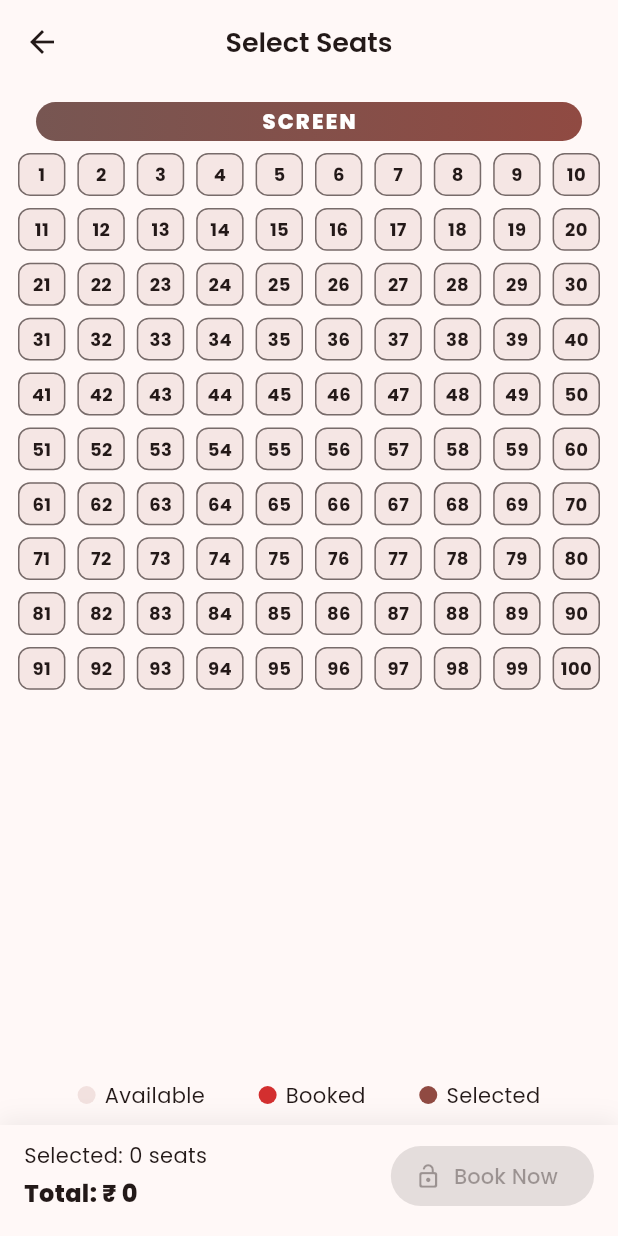
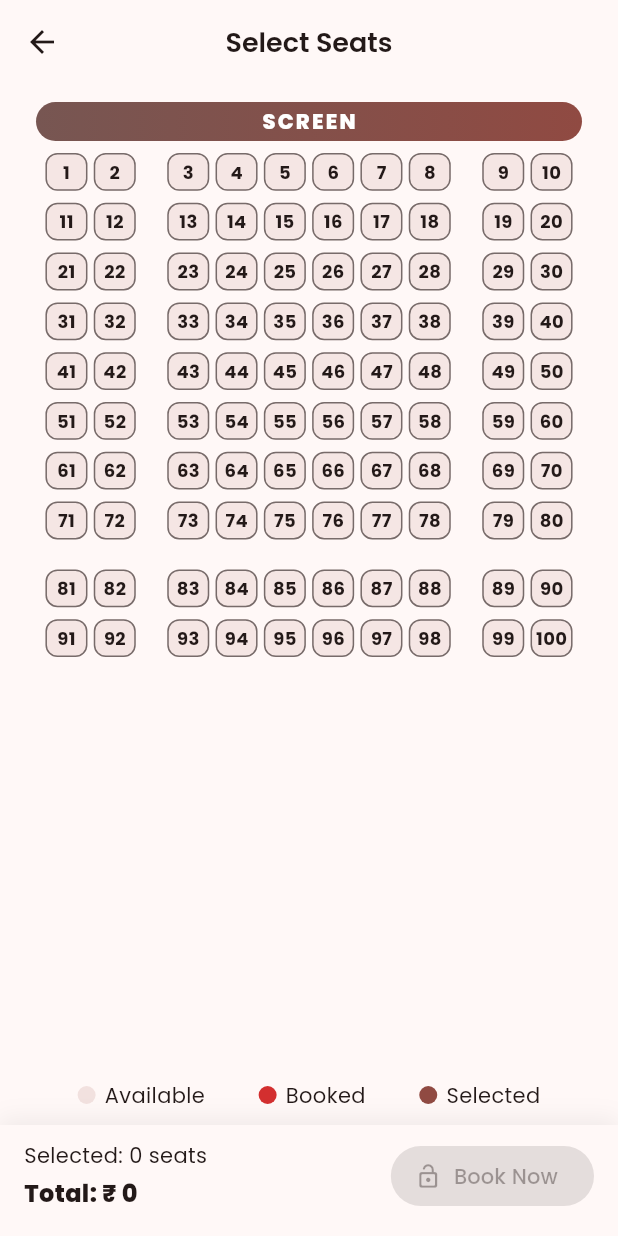
Before and after one commit to PRACHIP5202/Cinefy_Front, a Flutter app: the SeatSelectionScreen screen opened directly with empty values, on a phone screen of 412 x 824 dp. Run offline on Flutter 3.47's test engine with Material 3 defaults, Android fonts, the phone set to English and light mode, and no system bars; our stand-ins replace dio, flutter_riverpod, go_router, google_fonts, jwt_decoder, shared_preferences; accounts and stored records are empty; network calls fail.

Commit message:
done with the booked seat shading and seat formating

```diff
--- a/cinefy/lib/features/seats/screens/seat_selection_screen.dart
+++ b/cinefy/lib/features/seats/screens/seat_selection_screen.dart
@@ -32,20 +32,32 @@ class SeatSelectionScreen extends ConsumerWidget {
               const _ScreenBanner(),
               const SizedBox(height: 8),
               Expanded(
-                child: Padding(
+                child: LayoutBuilder(
+                  builder: (context, constraints) {
+                    final availableWidth = constraints.maxWidth - 24; // padding
+                    final seatSize = ((availableWidth - 48 - 70) / 10).clamp(28.0, 42.0); // responsive size
+                    final seatSpacing = seatSize * 0.15;
+                    final aisleWidth = seatSize * 0.6;
+
+                    return ListView.builder(
                       padding: const EdgeInsets.symmetric(horizontal: 12),
-                  child: GridView.builder(
-                    gridDelegate: const SliverGridDelegateWithFixedCrossAxisCount(
-                      crossAxisCount: 10, // 10 per row
-                      mainAxisSpacing: 8,
-                      crossAxisSpacing: 8,
-                      childAspectRatio: 42 / 38,
-                    ),
-                    itemCount: allNumbers.length,
-                    itemBuilder: (ctx, i) {
-                      final number = allNumbers[i];
+                      itemCount: 10, // 10 rows
+                      itemBuilder: (ctx, rowIndex) {
+                        // Add extra spacing after row 7 (8-2 configuration)
+                        final isBackRow = rowIndex >= 8;
+                        final bottomPadding = rowIndex == 7 ? 20.0 : 8.0;
+
+                        return Padding(
+                          padding: EdgeInsets.only(bottom: bottomPadding),
+                          child: Row(
+                            mainAxisAlignment: MainAxisAlignment.center,
+                            children: [
+                              // Left section: 2 seats
+                              ...List.generate(2, (colIndex) {
+                                final seatIndex = rowIndex * 10 + colIndex;
+                                final number = allNumbers[seatIndex];
                                 final seat = byNumber[number.toString()];
-                      final realSeatId = seat?.id; // actual backend seat id
+                                final realSeatId = seat?.id;
                                 final isBooked = seat?.isBooked == true;
                                 final isSelected = realSeatId != null && selection.selected.contains(realSeatId);
                                 final visual = isBooked
@@ -53,17 +65,93 @@ class SeatSelectionScreen extends ConsumerWidget {
                                     : isSelected
                                         ? SeatVisual.selected
                                         : SeatVisual.available;
-                      return SeatTile(
+                                return Padding(
+                                  padding: EdgeInsets.only(right: seatSpacing),
+                                  child: SizedBox(
+                                    width: seatSize,
+                                    height: seatSize * 0.9,
+                                    child: SeatTile(
                                       id: realSeatId ?? number,
                                       label: number.toString(),
                                       visual: visual,
                                       onTap: () {
-                          if (realSeatId == null) return; // seat not provisioned yet
+                                        if (realSeatId == null) return;
                                         ref.read(selectionProvider.notifier).toggle(realSeatId);
+                                      },
+                                    ),
+                                  ),
+                                );
+                              }),
+                              // Left aisle
+                              SizedBox(width: aisleWidth),
+                              // Center section: 6 seats
+                              ...List.generate(6, (colIndex) {
+                                final seatIndex = rowIndex * 10 + colIndex + 2;
+                                final number = allNumbers[seatIndex];
+                                final seat = byNumber[number.toString()];
+                                final realSeatId = seat?.id;
+                                final isBooked = seat?.isBooked == true;
+                                final isSelected = realSeatId != null && selection.selected.contains(realSeatId);
+                                final visual = isBooked
+                                    ? SeatVisual.booked
+                                    : isSelected
+                                        ? SeatVisual.selected
+                                        : SeatVisual.available;
+                                return Padding(
+                                  padding: EdgeInsets.only(right: seatSpacing),
+                                  child: SizedBox(
+                                    width: seatSize,
+                                    height: seatSize * 0.9,
+                                    child: SeatTile(
+                                      id: realSeatId ?? number,
+                                      label: number.toString(),
+                                      visual: visual,
+                                      onTap: () {
+                                        if (realSeatId == null) return;
+                                        ref.read(selectionProvider.notifier).toggle(realSeatId);
+                                      },
+                                    ),
+                                  ),
+                                );
+                              }),
+                              // Right aisle
+                              SizedBox(width: aisleWidth),
+                              // Right section: 2 seats
+                              ...List.generate(2, (colIndex) {
+                                final seatIndex = rowIndex * 10 + colIndex + 8;
+                                final number = allNumbers[seatIndex];
+                                final seat = byNumber[number.toString()];
+                                final realSeatId = seat?.id;
+                                final isBooked = seat?.isBooked == true;
+                                final isSelected = realSeatId != null && selection.selected.contains(realSeatId);
+                                final visual = isBooked
+                                    ? SeatVisual.booked
+                                    : isSelected
+                                        ? SeatVisual.selected
+                                        : SeatVisual.available;
+                                return Padding(
+                                  padding: EdgeInsets.only(right: colIndex == 0 ? seatSpacing : 0),
+                                  child: SizedBox(
+                                    width: seatSize,
+                                    height: seatSize * 0.9,
+                                    child: SeatTile(
+                                      id: realSeatId ?? number,
+                                      label: number.toString(),
+                                      visual: visual,
+                                      onTap: () {
+                                        if (realSeatId == null) return;
+                                        ref.read(selectionProvider.notifier).toggle(realSeatId);
+                                      },
+                                    ),
+                                  ),
+                                );
+                              }),
+                            ],
+                          ),
+                        );
                       },
                     );
                   },
-                  ),
                 ),
               ),
               const SizedBox(height: 4),
```
Lines whose indentation alone changed are shown as unchanged.
